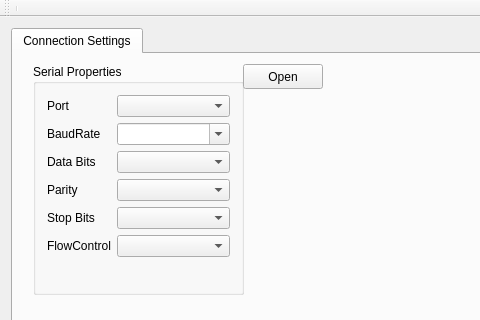
This is mainwindow.ui in QAmigo/QAmigo as Qt 5 draws it before an edit; both pictures show x 0 to 480 and y 0 to 320 of the 1012 by 666 pixel window. The edited form follows.
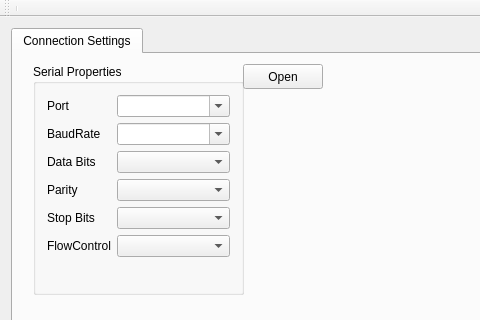
This is the edited form.

Commit message:
Allow custom serial port name
Qt only collects name of serial ports that's using the serial driver,
while this patch will allow user to use simulated serial ports.

Mainly for socat simulated serial ports for software tests.

Patch:
```diff
--- a/mainwindow.ui
+++ b/mainwindow.ui
@@ -47,7 +47,11 @@
             </widget>
            </item>
            <item row="0" column="1">
-            <widget class="QComboBox" name="comboPorts"/>
+            <widget class="QComboBox" name="comboPorts">
+             <property name="editable">
+              <bool>true</bool>
+             </property>
+            </widget>
            </item>
            <item row="1" column="0">
             <widget class="QLabel" name="labelBaudRate">
```
Left out of the diff: 2 changed lines with no effect on the pictures. The commit also changes 1 other file.
